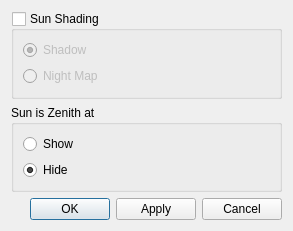
Old version of the form src/lib/SunControlWidget.ui in the repository KDE/marble.
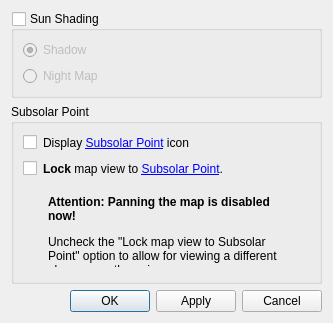
New version of the form.

Patch:
```diff
--- a/src/lib/SunControlWidget.ui
+++ b/src/lib/SunControlWidget.ui
@@ -6,8 +6,8 @@
    <rect>
     <x>0</x>
     <y>0</y>
-    <width>293</width>
-    <height>231</height>
+    <width>333</width>
+    <height>323</height>
    </rect>
   </property>
   <property name="sizePolicy">
@@ -19,11 +19,8 @@
   <property name="windowTitle">
    <string>Sun Control</string>
   </property>
-  <layout class="QGridLayout" rowstretch="2,0,0,0" columnstretch="0">
-   <property name="sizeConstraint">
-    <enum>QLayout::SetDefaultConstraint</enum>
-   </property>
-   <item row="0" column="0">
+  <layout class="QVBoxLayout" name="verticalLayout_2">
+   <item>
     <widget class="QGroupBox" name="sunShading">
      <property name="title">
       <string>Sun Shading</string>
@@ -55,36 +52,219 @@
      </layout>
     </widget>
    </item>
-   <item row="2" column="0">
+   <item>
     <widget class="QGroupBox" name="sunZenith">
      <property name="title">
-      <string>Sun is Zenith at</string>
+      <string>Subsolar Point</string>
      </property>
      <property name="checkable">
       <bool>false</bool>
      </property>
-     <layout class="QVBoxLayout" name="verticalLayout_2">
+     <layout class="QVBoxLayout" name="verticalLayout_3">
       <item>
-       <widget class="QRadioButton" name="showZenith">
-        <property name="text">
-         <string>Show</string>
+       <layout class="QHBoxLayout" name="horizontalLayout_2">
+        <item>
+         <widget class="QCheckBox" name="subSolarIconCheckBox">
+          <property name="toolTip">
+           <string extracomment="Mark the point on earth where the sun crosses the zenith during noon and doesn't cast a shadow."/>
+          </property>
+          <property name="text">
+           <string/>
+          </property>
+         </widget>
+        </item>
+        <item>
+         <widget class="QLabel" name="subSolarIconLabel">
+          <property name="toolTip">
+           <string extracomment="Mark the point on earth where the sun crosses the zenith during noon and doesn't cast a shadow."/>
+          </property>
+          <property name="text">
+           <string>Display  &lt;a href=&quot;http://en.wikipedia.org/wiki/Subsolar_point&quot;&gt;Subsolar Point&lt;/a&gt; icon</string>
+          </property>
+          <property name="openExternalLinks">
+           <bool>true</bool>
+          </property>
+          <property name="buddy">
+           <cstring>subSolarIconCheckBox</cstring>
+          </property>
+         </widget>
+        </item>
+        <item>
+         <spacer name="horizontalSpacer_2">
+          <property name="orientation">
+           <enum>Qt::Horizontal</enum>
+          </property>
+          <property name="sizeHint" stdset="0">
+           <size>
+            <width>125</width>
+            <height>20</height>
+           </size>
+          </property>
+         </spacer>
+        </item>
+       </layout>
+      </item>
+      <item>
+       <layout class="QHBoxLayout" name="horizontalLayout_3">
+        <item>
+         <widget class="QCheckBox" name="lockToSubSolarPointCheckBox">
+          <property name="toolTip">
+           <string extracomment="Lock the globe so that only the daytime hemisphere is shown."/>
+          </property>
+          <property name="text">
+           <string/>
+          </property>
+         </widget>
+        </item>
+        <item>
+         <widget class="QLabel" name="lockToSubSolarPointLabel">
+          <property name="toolTip">
+           <string extracomment="Lock the globe so that only the daytime hemisphere is shown."/>
+          </property>
+          <property name="text">
+           <string>&lt;b&gt;Lock&lt;/b&gt; map view to &lt;a href=&quot;http://en.wikipedia.org/wiki/Subsolar_point&quot;&gt;Subsolar Point&lt;/a&gt;.</string>
+          </property>
+          <property name="openExternalLinks">
+           <bool>true</bool>
+          </property>
+          <property name="buddy">
+           <cstring>lockToSubSolarPointCheckBox</cstring>
+          </property>
+         </widget>
+        </item>
+        <item>
+         <spacer name="horizontalSpacer_3">
+          <property name="orientation">
+           <enum>Qt::Horizontal</enum>
+          </property>
+          <property name="sizeHint" stdset="0">
+           <size>
+            <width>75</width>
+            <height>20</height>
+           </size>
+          </property>
+         </spacer>
+        </item>
+       </layout>
+      </item>
+      <item>
+       <spacer name="verticalSpacer">
+        <property name="orientation">
+         <enum>Qt::Vertical</enum>
         </property>
-       </widget>
+        <property name="sizeType">
+         <enum>QSizePolicy::Fixed</enum>
+        </property>
+        <property name="sizeHint" stdset="0">
+         <size>
+          <width>10</width>
+          <height>10</height>
+         </size>
+        </property>
+       </spacer>
       </item>
       <item>
-       <widget class="QRadioButton" name="hideZenith">
-        <property name="text">
-         <string>Hide</string>
+       <layout class="QHBoxLayout" name="horizontalLayout_4">
+        <item>
+         <spacer name="horizontalSpacer_5">
+          <property name="orientation">
+           <enum>Qt::Horizontal</enum>
+          </property>
+          <property name="sizeType">
+           <enum>QSizePolicy::Fixed</enum>
+          </property>
+          <property name="sizeHint" stdset="0">
+           <size>
+            <width>25</width>
+            <height>10</height>
+           </size>
+          </property>
+         </spacer>
+        </item>
+        <item>
+         <widget class="QLabel" name="lockWarningLabel">
+          <property name="enabled">
+           <bool>true</bool>
+          </property>
+          <property name="sizePolicy">
+           <sizepolicy hsizetype="Expanding" vsizetype="Preferred">
+            <horstretch>0</horstretch>
+            <verstretch>0</verstretch>
+           </sizepolicy>
+          </property>
+          <property name="styleSheet">
+           <string notr="true">QLabel { background-color : #e85752; color : white; }&quot;</string>
+          </property>
+          <property name="text">
+           <string>&lt;!DOCTYPE HTML PUBLIC &quot;-//W3C//DTD HTML 4.0//EN&quot; &quot;http://www.w3.org/TR/REC-html40/strict.dtd&quot;&gt;
+&lt;html&gt;&lt;head&gt;&lt;meta name=&quot;qrichtext&quot; content=&quot;1&quot; /&gt;&lt;style type=&quot;text/css&quot;&gt;
+p, li { white-space: pre-wrap; }
+&lt;/style&gt;&lt;/head&gt;&lt;body style=&quot; font-family:'Sans Serif'; font-size:9pt; font-weight:400; font-style:normal;&quot;&gt;
+&lt;p style=&quot; margin-top:0px; margin-bottom:0px; margin-left:0px; margin-right:0px; -qt-block-indent:0; text-indent:0px;&quot;&gt;&lt;span style=&quot; font-weight:600;&quot;&gt;Attention: Panning the map is disabled now! &lt;/span&gt;&lt;/p&gt;
+&lt;p style=&quot; margin-top:12px; margin-bottom:12px; margin-left:0px; margin-right:0px; -qt-block-indent:0; text-indent:0px;&quot;&gt;Uncheck the &amp;quot;Lock map view to Subsolar Point&amp;quot; option to allow for viewing a different place on earth again.&lt;/p&gt;&lt;/body&gt;&lt;/html&gt;</string>
+          </property>
+          <property name="wordWrap">
+           <bool>true</bool>
+          </property>
+          <property name="margin">
+           <number>7</number>
+          </property>
+         </widget>
+        </item>
+        <item>
+         <spacer name="horizontalSpacer_4">
+          <property name="orientation">
+           <enum>Qt::Horizontal</enum>
+          </property>
+          <property name="sizeType">
+           <enum>QSizePolicy::Fixed</enum>
+          </property>
+          <property name="sizeHint" stdset="0">
+           <size>
+            <width>10</width>
+            <height>65</height>
+           </size>
+          </property>
+         </spacer>
+        </item>
+       </layout>
+      </item>
+      <item>
+       <spacer name="verticalSpacer_3">
+        <property name="orientation">
+         <enum>Qt::Vertical</enum>
         </property>
-        <property name="checked">
-         <bool>true</bool>
+        <property name="sizeType">
+         <enum>QSizePolicy::Fixed</enum>
         </property>
-       </widget>
+        <property name="sizeHint" stdset="0">
+         <size>
+          <width>20</width>
+          <height>5</height>
+         </size>
+        </property>
+       </spacer>
       </item>
      </layout>
     </widget>
    </item>
-   <item row="3" column="0">
+   <item>
+    <spacer name="verticalSpacer_2">
+     <property name="orientation">
+      <enum>Qt::Vertical</enum>
+     </property>
+     <property name="sizeType">
+      <enum>QSizePolicy::Expanding</enum>
+     </property>
+     <property name="sizeHint" stdset="0">
+      <size>
+       <width>10</width>
+       <height>10</height>
+      </size>
+     </property>
+    </spacer>
+   </item>
+   <item>
     <layout class="QHBoxLayout" name="horizontalLayout">
      <item>
       <spacer name="horizontalSpacer">
```
Left out of the diff: 25 changed lines with no effect on the pictures.
